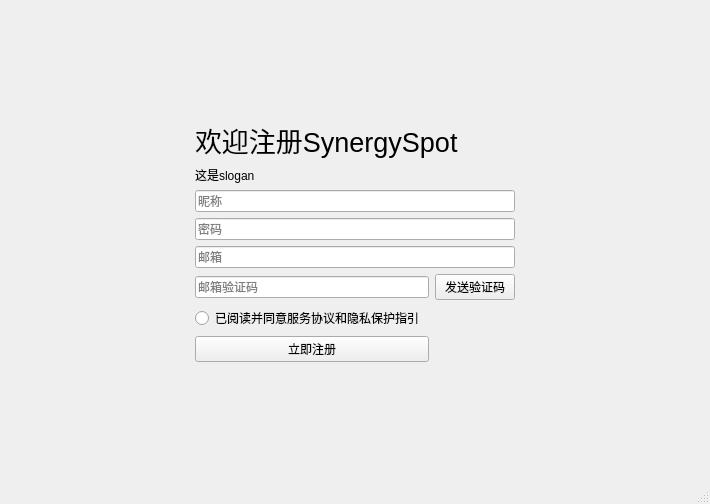
Before: the Qt Designer form src/page/land-page/register-page/RegisterPage.ui in FUQUANYUO/SynergySpot, drawn with Qt 5.
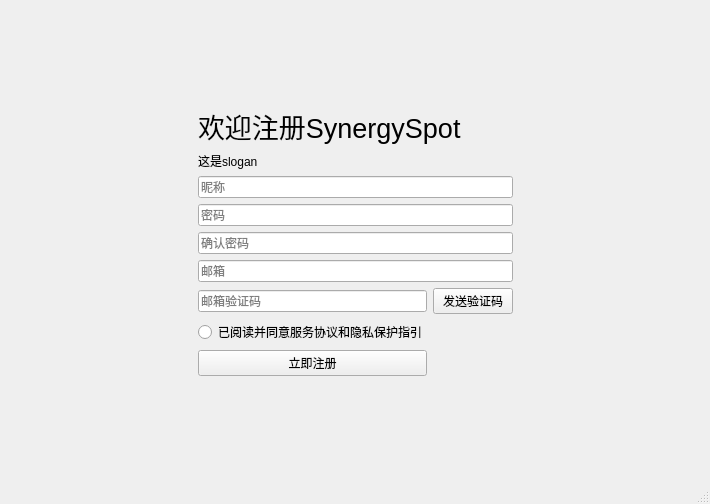
After: the same form once the commit is applied.

What changed in the file:
```diff
--- a/src/page/land-page/register-page/RegisterPage.ui
+++ b/src/page/land-page/register-page/RegisterPage.ui
@@ -15,42 +15,6 @@
   </property>
   <widget class="QWidget" name="centralwidget">
    <layout class="QGridLayout" name="gridLayout">
-    <item row="3" column="1" colspan="4">
-     <widget class="QLineEdit" name="nickname">
-      <property name="readOnly">
-       <bool>false</bool>
-      </property>
-      <property name="placeholderText">
-       <string>昵称</string>
-      </property>
-     </widget>
-    </item>
-    <item row="13" column="1">
-     <spacer name="verticalSpacer">
-      <property name="orientation">
-       <enum>Qt::Vertical</enum>
-      </property>
-      <property name="sizeHint" stdset="0">
-       <size>
-        <width>20</width>
-        <height>142</height>
-       </size>
-      </property>
-     </spacer>
-    </item>
-    <item row="5" column="5">
-     <spacer name="horizontalSpacer_2">
-      <property name="orientation">
-       <enum>Qt::Horizontal</enum>
-      </property>
-      <property name="sizeHint" stdset="0">
-       <size>
-        <width>174</width>
-        <height>20</height>
-       </size>
-      </property>
-     </spacer>
-    </item>
     <item row="0" column="1">
      <spacer name="verticalSpacer_2">
       <property name="orientation">
@@ -64,64 +28,6 @@
       </property>
      </spacer>
     </item>
-    <item row="2" column="1">
-     <widget class="QLabel" name="slogan">
-      <property name="text">
-       <string>这是slogan</string>
-      </property>
-     </widget>
-    </item>
-    <item row="7" column="1" colspan="4">
-     <widget class="QRadioButton" name="checkBox">
-      <property name="text">
-       <string>已阅读并同意服务协议和隐私保护指引</string>
-      </property>
-     </widget>
-    </item>
-    <item row="6" column="2" colspan="3">
-     <widget class="QPushButton" name="sendVerifyEmailCode">
-      <property name="text">
-       <string>发送验证码</string>
-      </property>
-     </widget>
-    </item>
-    <item row="6" column="1">
-     <widget class="QLineEdit" name="emailCode">
-      <property name="text">
-       <string/>
-      </property>
-      <property name="placeholderText">
-       <string>邮箱验证码</string>
-      </property>
-     </widget>
-    </item>
-    <item row="4" column="1" colspan="4">
-     <widget class="QLineEdit" name="password">
-      <property name="placeholderText">
-       <string>密码</string>
-      </property>
-     </widget>
-    </item>
-    <item row="5" column="0">
-     <spacer name="horizontalSpacer">
-      <property name="orientation">
-       <enum>Qt::Horizontal</enum>
-      </property>
-      <property name="sizeHint" stdset="0">
-       <size>
-        <width>175</width>
-        <height>20</height>
-       </size>
-      </property>
-     </spacer>
-    </item>
-    <item row="5" column="1" colspan="4">
-     <widget class="QLineEdit" name="email">
-      <property name="placeholderText">
-       <string>邮箱</string>
-      </property>
-     </widget>
-    </item>
     <item row="1" column="1" colspan="2">
      <widget class="QLabel" name="title">
       <property name="font">
@@ -134,13 +40,120 @@
       </property>
      </widget>
     </item>
+    <item row="2" column="1">
+     <widget class="QLabel" name="slogan">
+      <property name="text">
+       <string>这是slogan</string>
+      </property>
+     </widget>
+    </item>
+    <item row="5" column="0" rowspan="2">
+     <spacer name="horizontalSpacer">
+      <property name="orientation">
+       <enum>Qt::Horizontal</enum>
+      </property>
+      <property name="sizeHint" stdset="0">
+       <size>
+        <width>175</width>
+        <height>20</height>
+       </size>
+      </property>
+     </spacer>
+    </item>
+    <item row="5" column="3" rowspan="2">
+     <spacer name="horizontalSpacer_2">
+      <property name="orientation">
+       <enum>Qt::Horizontal</enum>
+      </property>
+      <property name="sizeHint" stdset="0">
+       <size>
+        <width>174</width>
+        <height>20</height>
+       </size>
+      </property>
+     </spacer>
+    </item>
+    <item row="7" column="1">
+     <widget class="QLineEdit" name="emailCode">
+      <property name="text">
+       <string/>
+      </property>
+      <property name="placeholderText">
+       <string>邮箱验证码</string>
+      </property>
+     </widget>
+    </item>
+    <item row="7" column="2">
+     <widget class="QPushButton" name="sendVerifyEmailCode">
+      <property name="text">
+       <string>发送验证码</string>
+      </property>
+     </widget>
+    </item>
     <item row="8" column="1">
+     <widget class="QRadioButton" name="checkBox">
+      <property name="text">
+       <string>已阅读并同意服务协议和隐私保护指引</string>
+      </property>
+     </widget>
+    </item>
+    <item row="9" column="1">
      <widget class="QPushButton" name="registerBtn">
       <property name="text">
        <string>立即注册</string>
       </property>
      </widget>
     </item>
+    <item row="10" column="1">
+     <spacer name="verticalSpacer">
+      <property name="orientation">
+       <enum>Qt::Vertical</enum>
+      </property>
+      <property name="sizeHint" stdset="0">
+       <size>
+        <width>20</width>
+        <height>142</height>
+       </size>
+      </property>
+     </spacer>
+    </item>
+    <item row="6" column="1" colspan="2">
+     <widget class="QLineEdit" name="email">
+      <property name="placeholderText">
+       <string>邮箱</string>
+      </property>
+     </widget>
+    </item>
+    <item row="5" column="1" colspan="2">
+     <widget class="QLineEdit" name="confirmPassword">
+      <property name="echoMode">
+       <enum>QLineEdit::Password</enum>
+      </property>
+      <property name="placeholderText">
+       <string>确认密码</string>
+      </property>
+     </widget>
+    </item>
+    <item row="4" column="1" colspan="2">
+     <widget class="QLineEdit" name="password">
+      <property name="echoMode">
+       <enum>QLineEdit::Password</enum>
+      </property>
+      <property name="placeholderText">
+       <string>密码</string>
+      </property>
+     </widget>
+    </item>
+    <item row="3" column="1" colspan="2">
+     <widget class="QLineEdit" name="nickname">
+      <property name="readOnly">
+       <bool>false</bool>
+      </property>
+      <property name="placeholderText">
+       <string>昵称</string>
+      </property>
+     </widget>
+    </item>
    </layout>
   </widget>
   <widget class="QStatusBar" name="statusBar"/>
```
